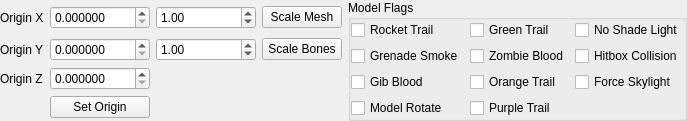
SamVanheer/HalfLifeAssetManager, file src/tools/hlmv/ui/assets/studiomodel/dockpanels/StudioModelModelDataPanel.ui: the form before one commit.
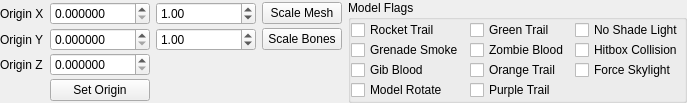
The form after the commit.

Diff of the .ui file:
```diff
--- a/src/tools/hlmv/ui/assets/studiomodel/dockpanels/StudioModelModelDataPanel.ui
+++ b/src/tools/hlmv/ui/assets/studiomodel/dockpanels/StudioModelModelDataPanel.ui
@@ -7,7 +7,7 @@
     <x>0</x>
     <y>0</y>
     <width>635</width>
-    <height>101</height>
+    <height>89</height>
    </rect>
   </property>
   <property name="windowTitle">
@@ -261,6 +261,9 @@
       <property name="bottomMargin">
        <number>0</number>
       </property>
+      <property name="verticalSpacing">
+       <number>0</number>
+      </property>
       <item row="0" column="0">
        <widget class="QCheckBox" name="RocketTrail">
         <property name="text">
```
